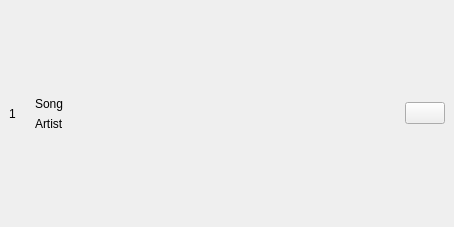
First picture: the form in ui/SongItem.ui, repository nichilum/nimamp, before the edit.
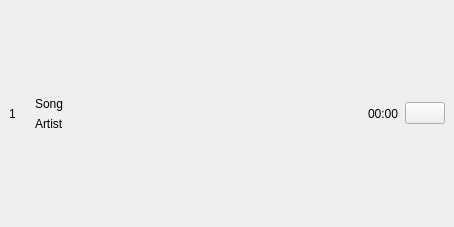
Second picture: the form after the edit. Icons and pictures are not drawn.

Commit message: song duration

```diff
--- a/ui/SongItem.ui
+++ b/ui/SongItem.ui
@@ -106,6 +106,13 @@
         </property>
        </spacer>
       </item>
+      <item>
+       <widget class="QLabel" name="songItemDuration">
+        <property name="text">
+         <string>00:00</string>
+        </property>
+       </widget>
+      </item>
       <item>
        <widget class="QPushButton" name="songItemPlayButton">
         <property name="cursor">
```
The commit also changes 5 other files.
